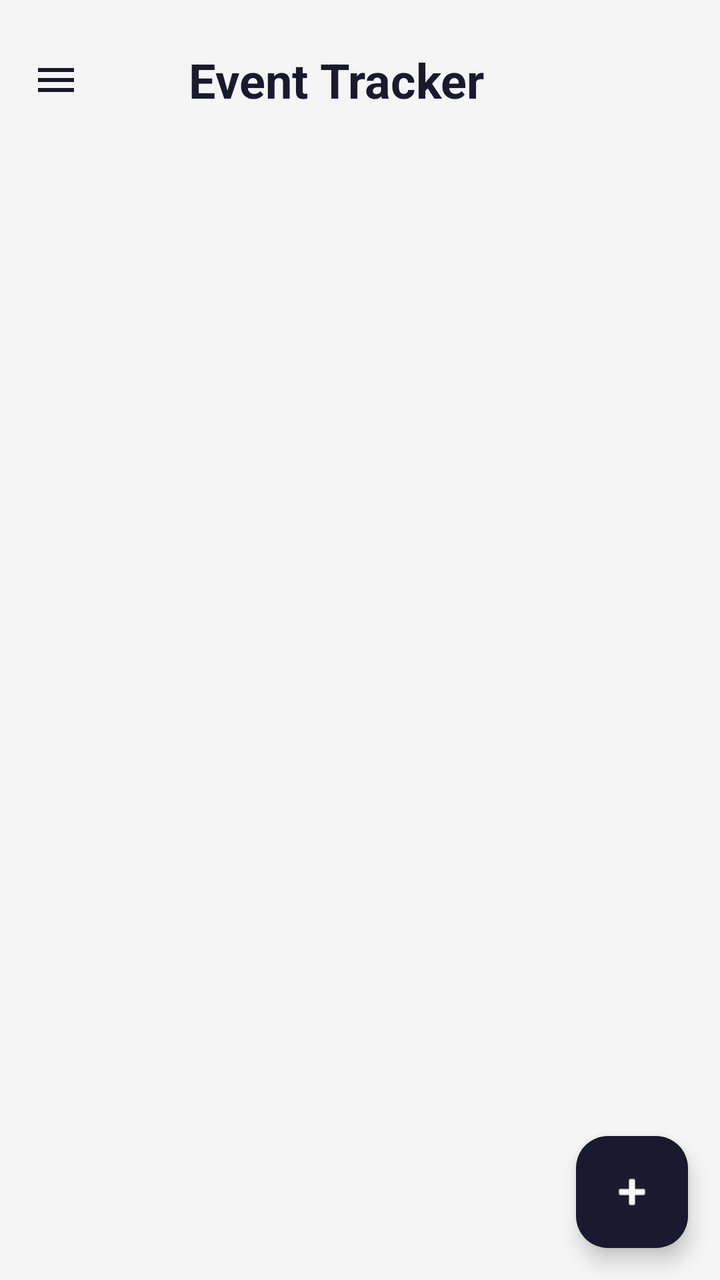
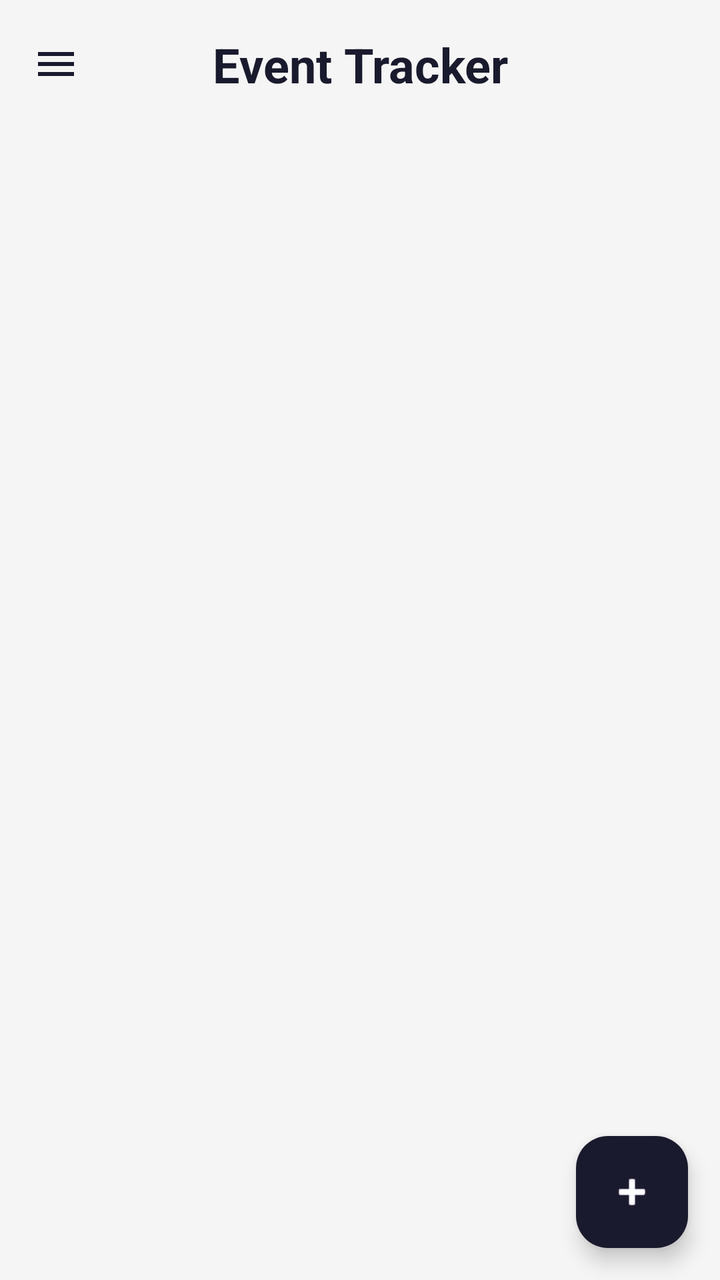

Before-and-after screenshots of an Android layout around one commit, followed by the original layout XML and the change that was made.
<!-- AndroidManifest.xml: application theme Theme.MyApplication -->
<!-- res/layout/activity_display.xml -->
<?xml version="1.0" encoding="utf-8"?>
<androidx.drawerlayout.widget.DrawerLayout
    xmlns:android="http://schemas.android.com/apk/res/android"
    xmlns:app="http://schemas.android.com/apk/res-auto"
    android:id="@+id/drawerLayout"
    android:layout_width="match_parent"
    android:layout_height="match_parent"
    android:fitsSystemWindows="true">

    
    <androidx.coordinatorlayout.widget.CoordinatorLayout
        android:layout_width="match_parent"
        android:layout_height="match_parent"
        android:background="?attr/colorPrimary">

        <LinearLayout
            android:layout_width="match_parent"
            android:layout_height="match_parent"
            android:orientation="vertical">

            
            <LinearLayout
                android:layout_width="match_parent"
                android:layout_height="wrap_content"
                android:orientation="horizontal"
                android:gravity="center_vertical"
                android:padding="16dp">

                <ImageButton
                    android:id="@+id/buttonMenu"
                    android:layout_width="wrap_content"
                    android:layout_height="wrap_content"
                    android:src="@drawable/ic_hamburger"
                    android:background="?attr/selectableItemBackgroundBorderless"
                    android:contentDescription="@string/menu"
                    app:tint="?android:attr/textColorPrimary"/>

                <TextView
                    android:layout_width="0dp"
                    android:layout_height="wrap_content"
                    android:layout_weight="1"
                    android:text="@string/app_name"
                    android:textSize="24sp"
                    android:textStyle="bold"
                    android:textColor="?android:attr/textColorPrimary"
                    android:gravity="center"/>

                
                <View
                    android:layout_width="48dp"
                    android:layout_height="48dp"/>

            </LinearLayout>

            
            <androidx.recyclerview.widget.RecyclerView
                android:id="@+id/recyclerViewEvents"
                android:layout_width="match_parent"
                android:layout_height="match_parent"
                android:padding="8dp"
                android:clipToPadding="false"
                android:nestedScrollingEnabled="true"/>

            
            <LinearLayout
                android:id="@+id/layoutEmptyState"
                android:layout_width="match_parent"
                android:layout_height="match_parent"
                android:orientation="vertical"
                android:gravity="center"
                android:visibility="gone">

                <TextView
                    android:layout_width="wrap_content"
                    android:layout_height="wrap_content"
                    android:text="@string/no_events"
                    android:textSize="20sp"
                    android:textStyle="bold"
                    android:textColor="?android:attr/textColorPrimary"
                    android:layout_marginBottom="8dp"/>

                <TextView
                    android:layout_width="wrap_content"
                    android:layout_height="wrap_content"
                    android:text="@string/add_hint"
                    android:textSize="14sp"
                    android:textColor="?android:attr/textColorSecondary"
                    android:gravity="center"/>

            </LinearLayout>

        </LinearLayout>

        
        <com.google.android.material.floatingactionbutton.FloatingActionButton
            android:id="@+id/fabAddEvent"
            android:layout_width="wrap_content"
            android:layout_height="wrap_content"
            android:layout_gravity="bottom|end"
            android:layout_margin="16dp"
            android:contentDescription="@string/add_event"
            app:srcCompat="@android:drawable/ic_input_add"
            app:backgroundTint="?attr/colorSecondary"
            app:tint="?attr/colorOnSecondary"/>

    </androidx.coordinatorlayout.widget.CoordinatorLayout>

    
    <com.google.android.material.navigation.NavigationView
        android:id="@+id/navigationView"
        android:layout_width="wrap_content"
        android:layout_height="match_parent"
        android:layout_gravity="start"
        android:fitsSystemWindows="true"
        app:menu="@menu/menu_main"/>

</androidx.drawerlayout.widget.DrawerLayout>
<!-- resources referenced by this layout -->
<resources>
  <!-- drawable ic_hamburger (drawable) -->
  <?xml version="1.0" encoding="utf-8"?>
  <vector xmlns:android="http://schemas.android.com/apk/res/android"
      android:width="24dp"
      android:height="24dp"
      android:viewportWidth="24"
      android:viewportHeight="24">
      <path
          android:fillColor="?android:attr/textColorPrimary"
          android:pathData="M3,18h18v-2L3,16v2zM3,13h18v-2L3,11v2zM3,6v2h18L21,6L3,6z"/>
  </vector>
  <string name="add_event">Add Event</string>
  <string name="add_hint">Add one by clicking the + on the bottom right</string>
  <string name="app_name">Event Tracker</string>
  <string name="menu">Menu</string>
  <string name="no_events">You have no events!</string>
  <style name="Theme.MyApplication" parent="Theme.Material3.DayNight.NoActionBar">
          <item name="colorPrimary">@color/light_background</item>
          <item name="colorPrimaryVariant">@color/light_surface</item>
          <item name="colorOnPrimary">@color/navy</item>
          <item name="colorSecondary">@color/navy</item>
          <item name="colorOnSecondary">@color/white</item>
          <item name="colorError">@color/error_red</item>
          <item name="android:textColorPrimary">@color/text_color_primary</item>
          <item name="android:textColorSecondary">#666666</item>
          <item name="android:textColorHint">#444444</item>
          <item name="android:windowLightStatusBar">true</item>
          <item name="colorAccent">@color/navy</item>
          <item name="colorSurface">@color/light_background</item>
          <item name="colorOnSurface">@color/navy</item>
      </style>
  <color name="light_background">#F5F5F5</color>
  <color name="light_surface">#FFFFFF</color>
  <color name="navy">#1A1A2E</color>
  <color name="white">#FFFFFFFF</color>
  <color name="error_red">#D32F2F</color>
</resources>

<!-- the commit's change to res/layout/activity_display.xml (unified diff, before → after) -->
@@ -47,8 +47,8 @@
 
                 
                 <View
-                    android:layout_width="48dp"
-                    android:layout_height="48dp"/>
+                    android:layout_width="24dp"
+                    android:layout_height="24dp"/>
 
             </LinearLayout>
 
@@ -112,6 +112,9 @@
         android:layout_height="match_parent"
         android:layout_gravity="start"
         android:fitsSystemWindows="true"
+        android:background="?attr/colorSurface"
+        app:itemTextColor="?attr/colorOnSurface"
+        app:itemIconTint="?attr/colorOnSurface"
         app:menu="@menu/menu_main"/>
 
 </androidx.drawerlayout.widget.DrawerLayout>
